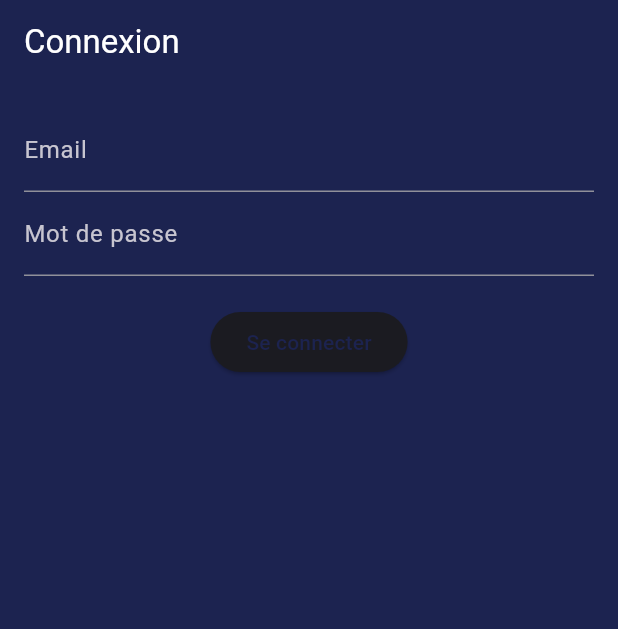
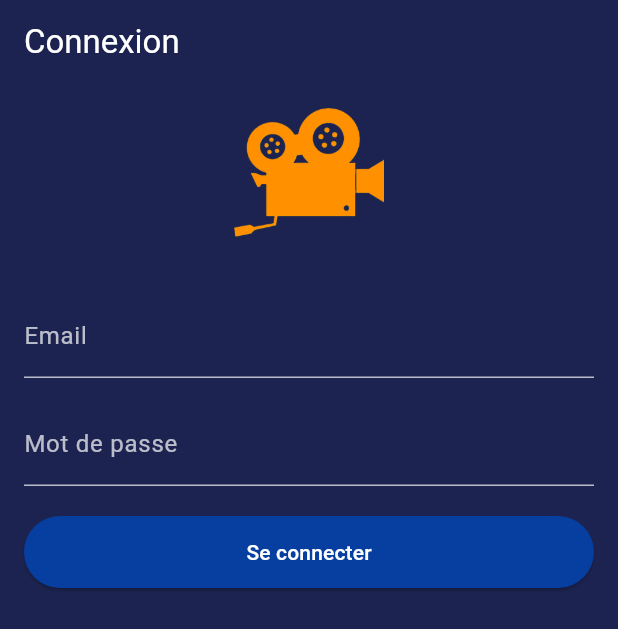
Before and after one commit to KZUJL/CinephoriaMobileApp, a Flutter app: the screen it shows after launch, on a phone screen of 412 x 824 dp. Shown: the top 629 px of the screen. Run offline on Flutter 3.47's test engine with Material 3 defaults, Android fonts, the light colour scheme and no system bars; our stand-ins replace qr_flutter, shared_preferences.

Commit message:
Feature1/ViewSessions done

```diff
--- a/lib/main.dart
+++ b/lib/main.dart
@@ -35,7 +35,7 @@ class _CinephoriaAppState extends State<CinephoriaApp> {
     });
   }
 
-  @override
+@override
   Widget build(BuildContext context) {
     return MaterialApp(
       title: 'Cinephoria',
@@ -57,8 +57,17 @@ class _CinephoriaAppState extends State<CinephoriaApp> {
         ),
       ),
       home: _isLoggedIn
-          ? HomePage(userId: _userId!)
+          ? HomePage(
+              userId: _userId!,
+              onLogout: () {
+                setState(() {
+                  _isLoggedIn = false;
+                  _userId = null;
+                });
+              },
+            )
           : LoginPage(onLoginSuccess: _onLoginSuccess),
     );
   }
+
 }
--- a/lib/screens/home_page.dart
+++ b/lib/screens/home_page.dart
@@ -7,12 +7,18 @@ import 'detail_page.dart';
 
 class HomePage extends StatefulWidget {
   final int userId;
+  final void Function() onLogout;
 
-  const HomePage({super.key, required this.userId});
+  const HomePage({
+    super.key,
+    required this.userId,
+    required this.onLogout,
+  });
 
   @override
   State<HomePage> createState() => _HomePageState();
 }
+
 
 class _HomePageState extends State<HomePage> {
   late Future<List<Seance>> _futureSeances;
@@ -61,10 +67,24 @@ class _HomePageState extends State<HomePage> {
     }
   }
 
+
   @override
   Widget build(BuildContext context) {
     return Scaffold(
-      appBar: AppBar(title: const Text('Mes séances')),
+        appBar: AppBar(
+            title: const Text('Mes séances'),
+            actions: [
+                IconButton(
+                icon: const Icon(Icons.logout),
+                tooltip: 'Déconnexion',
+                onPressed: () {
+                    widget.onLogout(); // Appelle la fonction du parent
+                },
+                ),
+            ],
+            ),
+
+
       body: FutureBuilder<List<Seance>>(
         future: _futureSeances,
         builder: (context, snapshot) {
--- a/lib/screens/login_page.dart
+++ b/lib/screens/login_page.dart
@@ -88,45 +88,95 @@ class _LoginPageState extends State<LoginPage> {
         appBar: AppBar(title: const Text('Connexion')),
         body: Padding(
         padding: const EdgeInsets.all(16),
-        child: Form(
+        child: Column(
+            mainAxisSize: MainAxisSize.min,
+            children: [
+            Center(
+                child: Image.asset(
+                'assets/icons/logo.png', // chemin de ton logo
+                width: 100,
+                height: 100,
+                ),
+            ),
+            const SizedBox(height: 24),
+
+            // Le formulaire doit être dans la colonne !
+            Form(
                 key: _formKey,
                 child: Column(
+                mainAxisSize: MainAxisSize.min,  // ne prend pas toute la hauteur
+                crossAxisAlignment: CrossAxisAlignment.stretch, // bouton largeur max
                 children: [
                     TextFormField(
+                    cursorColor: Colors.white,
                     controller: _emailCtrl,
-                decoration: const InputDecoration(labelText: 'Email'),
                     keyboardType: TextInputType.emailAddress,
                     validator: (v) {
                         if (v == null || v.isEmpty) return 'Veuillez entrer un email';
                         if (!v.contains('@')) return 'Email invalide';
                         return null;
                     },
+                    decoration: const InputDecoration(
+                        labelText: 'Email',
+                        labelStyle: TextStyle(color: Colors.white70),
+                        focusedBorder: UnderlineInputBorder(
+                        borderSide: BorderSide(color: Colors.white),
                         ),
+                        enabledBorder: UnderlineInputBorder(
+                        borderSide: BorderSide(color: Colors.white70),
+                        ),
+                    ),
+                    ),
+                    const SizedBox(height: 16),
                     TextFormField(
+                    cursorColor: Colors.white,
                     controller: _passwordCtrl,
-                decoration: const InputDecoration(labelText: 'Mot de passe'),
                     obscureText: true,
                     validator: (v) {
                         if (v == null || v.isEmpty) return 'Veuillez entrer un mot de passe';
                         if (v.length < 6) return 'Mot de passe trop court';
                         return null;
                     },
+                    decoration: const InputDecoration(
+                        labelText: 'Mot de passe',
+                        labelStyle: TextStyle(color: Colors.white70),
+                        focusedBorder: UnderlineInputBorder(
+                        borderSide: BorderSide(color: Colors.white),
+                        ),
+                        enabledBorder: UnderlineInputBorder(
+                        borderSide: BorderSide(color: Colors.white70),
+                        ),
+                    ),
                     ),
                     const SizedBox(height: 20),
                     if (_errorMessage != null) ...[
                     Text(_errorMessage!, style: const TextStyle(color: Colors.red)),
                     const SizedBox(height: 10),
                     ],
-              _isLoading
-                  ? const CircularProgressIndicator()
-                  : ElevatedButton(
+                    ElevatedButton(
                     onPressed: _login,
-                      child: const Text('Se connecter'),
+                    style: ElevatedButton.styleFrom(
+                        backgroundColor: const Color(0xFF073FA0),
+                        foregroundColor: Colors.white,
+                        padding: const EdgeInsets.symmetric(vertical: 14, horizontal: 24),
+                    ),
+                    child: _isLoading
+                        ? const SizedBox(
+                            height: 20,
+                            width: 20,
+                            child: CircularProgressIndicator(color: Colors.white, strokeWidth: 2),
+                            )
+                        : const Text('Se connecter'),
                     ),
                 ],
                 ),
             ),
+            ],
+        ),
         ),
     );
     }
+
+
+
 }
--- a/pubspec.yaml
+++ b/pubspec.yaml
@@ -61,6 +61,8 @@ flutter:
   # included with your application, so that you can use the icons in
   # the material Icons class.
   uses-material-design: true
+  assets:
+    - assets/icons/logo.png
 
   # To add assets to your application, add an assets section, like this:
   # assets:
```
Lines whose indentation alone changed are shown as unchanged.
